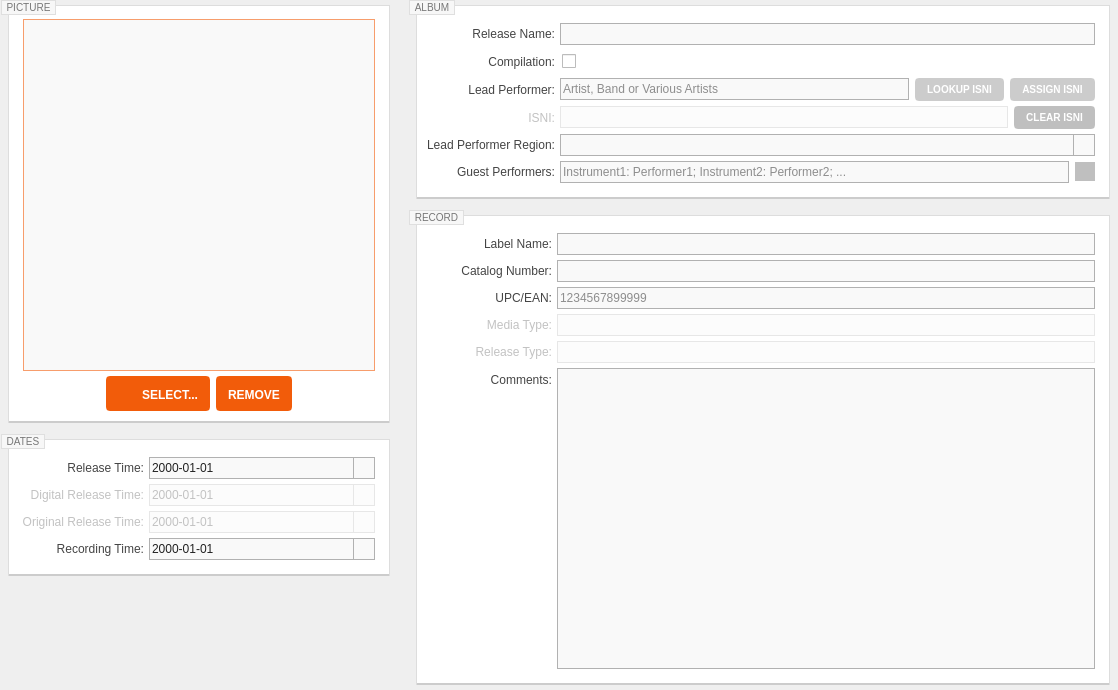
Before: the Qt Designer form resources/ui/album_page.ui in Iconoclasteinc/tgit, drawn with Qt 5.
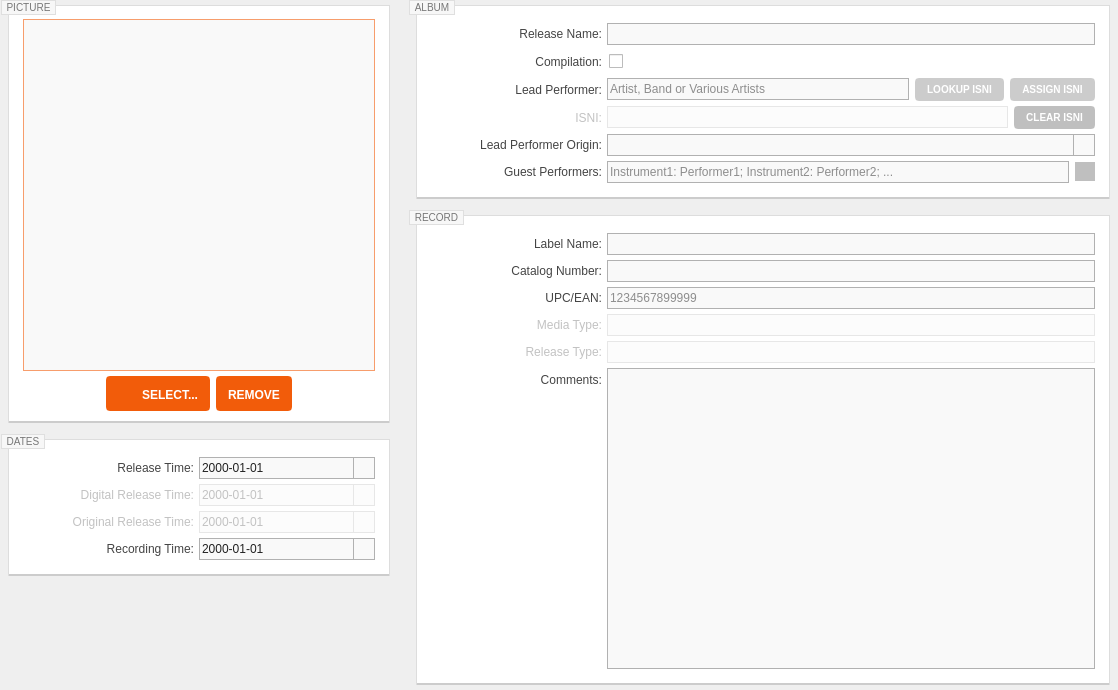
After: the same form once the commit is applied. Icons and pictures are not drawn. Custom widgets are drawn as their Qt base class.

Commit message: Final touches to the user interface and terminology for new location fields

```diff
--- a/resources/ui/album_page.ui
+++ b/resources/ui/album_page.ui
@@ -239,7 +239,7 @@
 
 QLabel {
 	color: #444444;
-	min-width: 125px;
+	min-width: 175px;
 }
 
 QLabel:disabled {
@@ -838,7 +838,7 @@
          <item row="4" column="0">
           <widget class="QLabel" name="_lead_performer_region_caption">
            <property name="text">
-            <string>Lead Performer Region:</string>
+            <string>Lead Performer Origin:</string>
            </property>
            <property name="alignment">
             <set>Qt::AlignRight|Qt::AlignTrailing|Qt::AlignVCenter</set>
```
The commit also changes 5 other files.
